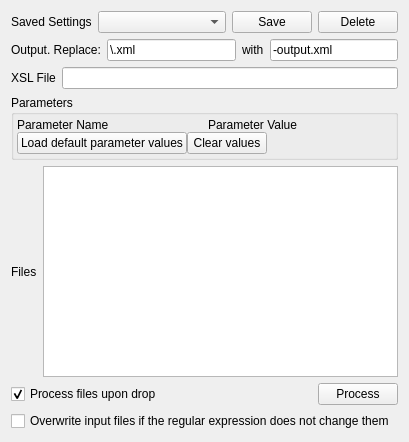
First picture: the form in xslexpress.ui, repository adamb924/XSLExpress, before the edit.
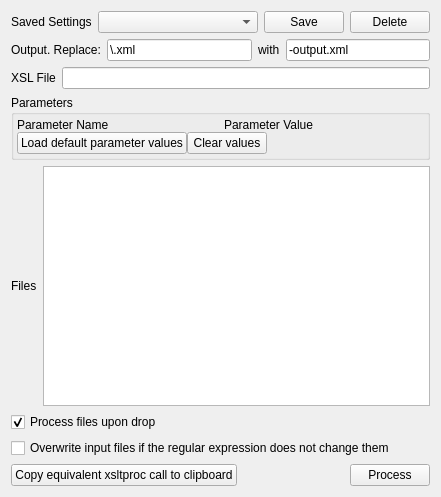
Second picture: the form after the edit. Custom widgets are drawn as their Qt base class.

Commit message: Copy equivalent xsltproc command to clipboard

The edit to the form file:
```diff
--- a/xslexpress.ui
+++ b/xslexpress.ui
@@ -6,8 +6,8 @@
    <rect>
     <x>0</x>
     <y>0</y>
-    <width>409</width>
-    <height>442</height>
+    <width>441</width>
+    <height>497</height>
    </rect>
   </property>
   <property name="sizePolicy">
@@ -234,24 +234,51 @@
        </item>
       </layout>
      </item>
+     <item>
+      <widget class="QCheckBox" name="processImmediately">
+       <property name="sizePolicy">
+        <sizepolicy hsizetype="Expanding" vsizetype="Fixed">
+         <horstretch>0</horstretch>
+         <verstretch>0</verstretch>
+        </sizepolicy>
+       </property>
+       <property name="text">
+        <string>Process files upon drop</string>
+       </property>
+       <property name="checked">
+        <bool>true</bool>
+       </property>
+      </widget>
+     </item>
+     <item>
+      <widget class="QCheckBox" name="allowOverwrite">
+       <property name="text">
+        <string>Overwrite input files if the regular expression does not change them</string>
+       </property>
+      </widget>
+     </item>
      <item>
       <layout class="QHBoxLayout" name="processLayout">
        <item>
-        <widget class="QCheckBox" name="processImmediately">
-         <property name="sizePolicy">
-          <sizepolicy hsizetype="Expanding" vsizetype="Fixed">
-           <horstretch>0</horstretch>
-           <verstretch>0</verstretch>
-          </sizepolicy>
-         </property>
+        <widget class="QPushButton" name="copyButton">
          <property name="text">
-          <string>Process files upon drop</string>
-         </property>
-         <property name="checked">
-          <bool>true</bool>
+          <string>Copy equivalent xsltproc call to clipboard</string>
          </property>
         </widget>
        </item>
+       <item>
+        <spacer name="horizontalSpacer_2">
+         <property name="orientation">
+          <enum>Qt::Horizontal</enum>
+         </property>
+         <property name="sizeHint" stdset="0">
+          <size>
+           <width>40</width>
+           <height>20</height>
+          </size>
+         </property>
+        </spacer>
+       </item>
        <item>
         <widget class="QPushButton" name="process">
          <property name="text">
@@ -261,13 +288,6 @@
        </item>
       </layout>
      </item>
-     <item>
-      <widget class="QCheckBox" name="allowOverwrite">
-       <property name="text">
-        <string>Overwrite input files if the regular expression does not change them</string>
-       </property>
-      </widget>
-     </item>
     </layout>
    </item>
   </layout>
```
Left out of the diff: 14 changed lines with no effect on the pictures. The commit also changes 2 other files.
